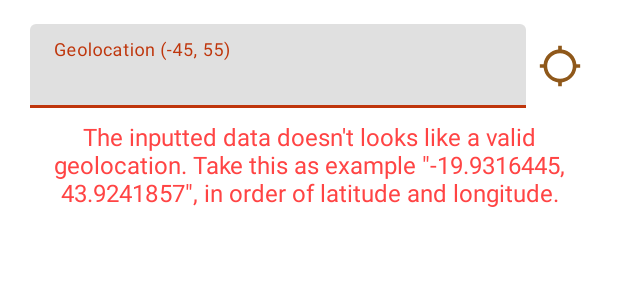
After one commit to eliasmeireles/android-geolocation-example, an Android app: the layout component_map_options.xml on its own in the app's theme, with its tools: preview values and no code run, on a phone screen of 412 x 824 dp. The commit adds this screen. Shown: the top 300 px of the screen. Run offline under Robolectric (Android 15) with nearby library versions, the phone set to English and light mode, and no system bars.

Commit message:
Adicionado o campo para entrada da localização

```diff
--- a/app/src/main/java/com/challenge/us/geolocation/app/components/GoogleMapComponent.java
+++ b/app/src/main/java/com/challenge/us/geolocation/app/components/GoogleMapComponent.java
@@ -107,6 +107,7 @@ public class GoogleMapComponent extends ConstraintLayout implements OnMapReadyCa
     public void setMyLocationEnabled(boolean enable) {
         googleMap.setMyLocationEnabled(enable);
         View locationButton = ((View) findViewById(Integer.parseInt("1")).getParent()).findViewById(Integer.parseInt("2"));
+        ((View) findViewById(Integer.parseInt("3")).getParent()).findViewById(Integer.parseInt("4")).setVisibility(GONE);
         RelativeLayout.LayoutParams rlp = (RelativeLayout.LayoutParams) locationButton.getLayoutParams();
         rlp.addRule(RelativeLayout.ALIGN_PARENT_TOP, 0);
         rlp.addRule(RelativeLayout.ALIGN_PARENT_TOP, RelativeLayout.TRUE);
--- /dev/null
+++ b/app/src/main/res/drawable/custom_corner_background.xml
@@ -0,0 +1,14 @@
+<?xml version="1.0" encoding="utf-8"?>
+<shape xmlns:android="http://schemas.android.com/apk/res/android"
+    android:shape="rectangle">
+    <solid android:color="@color/white" />
+    <corners
+        android:topLeftRadius="@dimen/default_corner_radius"
+        android:topRightRadius="@dimen/default_corner_radius" />
+
+    <padding
+        android:bottom="@dimen/default_margin_padding"
+        android:left="@dimen/default_margin_padding"
+        android:right="@dimen/default_margin_padding"
+        android:top="@dimen/default_margin_padding" />
+</shape>
--- /dev/null
+++ b/app/src/main/res/drawable/ic_baseline_location_searching_24.xml
@@ -0,0 +1,5 @@
+<vector android:height="24dp" android:tint="#8F581A"
+    android:viewportHeight="24" android:viewportWidth="24"
+    android:width="24dp" xmlns:android="http://schemas.android.com/apk/res/android">
+    <path android:fillColor="@android:color/white" android:pathData="M20.94,11c-0.46,-4.17 -3.77,-7.48 -7.94,-7.94V1h-2v2.06C6.83,3.52 3.52,6.83 3.06,11H1v2h2.06c0.46,4.17 3.77,7.48 7.94,7.94V23h2v-2.06c4.17,-0.46 7.48,-3.77 7.94,-7.94H23v-2h-2.06zM12,19c-3.87,0 -7,-3.13 -7,-7s3.13,-7 7,-7 7,3.13 7,7 -3.13,7 -7,7z"/>
+</vector>
--- a/app/src/main/res/drawable/ic_baseline_my_location_50.xml
+++ /dev/null
@@ -1,5 +0,0 @@
-<vector android:height="50dp" android:tint="#8F581A"
-    android:viewportHeight="24" android:viewportWidth="24"
-    android:width="50dp" xmlns:android="http://schemas.android.com/apk/res/android">
-    <path android:fillColor="@android:color/white" android:pathData="M12,8c-2.21,0 -4,1.79 -4,4s1.79,4 4,4 4,-1.79 4,-4 -1.79,-4 -4,-4zM20.94,11c-0.46,-4.17 -3.77,-7.48 -7.94,-7.94L13,1h-2v2.06C6.83,3.52 3.52,6.83 3.06,11L1,11v2h2.06c0.46,4.17 3.77,7.48 7.94,7.94L11,23h2v-2.06c4.17,-0.46 7.48,-3.77 7.94,-7.94L23,13v-2h-2.06zM12,19c-3.87,0 -7,-3.13 -7,-7s3.13,-7 7,-7 7,3.13 7,7 -3.13,7 -7,7z"/>
-</vector>
--- a/app/src/main/res/layout/activity_home.xml
+++ b/app/src/main/res/layout/activity_home.xml
@@ -14,5 +14,11 @@
         app:layout_constraintStart_toStartOf="parent"
         app:layout_constraintTop_toTopOf="parent" />
 
+    <com.challenge.us.geolocation.app.components.MapOptionsComponent
+        android:layout_width="0dp"
+        android:layout_height="wrap_content"
+        app:layout_constraintBottom_toBottomOf="parent"
+        app:layout_constraintEnd_toEndOf="parent"
+        app:layout_constraintStart_toStartOf="parent" />
 
 </androidx.constraintlayout.widget.ConstraintLayout>
--- /dev/null
+++ b/app/src/main/res/layout/component_map_options.xml
@@ -0,0 +1,55 @@
+<?xml version="1.0" encoding="utf-8"?>
+<androidx.constraintlayout.widget.ConstraintLayout xmlns:android="http://schemas.android.com/apk/res/android"
+
+    xmlns:app="http://schemas.android.com/apk/res-auto"
+    xmlns:tools="http://schemas.android.com/tools"
+    android:layout_width="match_parent"
+    android:layout_height="wrap_content"
+    android:background="@drawable/custom_corner_background">
+
+    <com.google.android.material.textfield.TextInputLayout
+        android:id="@+id/text_input_layout_lng"
+        android:layout_width="0dp"
+        android:layout_height="wrap_content"
+        android:layout_marginStart="@dimen/space_text"
+        app:layout_constraintEnd_toStartOf="@+id/input_action_button"
+        app:layout_constraintStart_toStartOf="parent"
+        app:layout_constraintTop_toTopOf="parent">
+
+        <com.google.android.material.textfield.TextInputEditText
+            android:id="@+id/text_input_lng"
+            android:layout_width="match_parent"
+            android:layout_height="wrap_content"
+            android:hint="@string/input_geolocation_hint"
+            android:inputType="numberDecimal|numberSigned" />
+    </com.google.android.material.textfield.TextInputLayout>
+
+    <ImageView
+        android:id="@+id/input_action_button"
+        android:layout_width="@dimen/home_button_size"
+        android:layout_height="0dp"
+        android:background="?attr/selectableItemBackground"
+        android:clickable="true"
+        android:contentDescription="@string/button_to_search"
+        android:focusable="true"
+        android:padding="@dimen/custom_view_padding"
+        android:src="@drawable/ic_baseline_location_searching_24"
+        app:layout_constraintBottom_toBottomOf="@+id/text_input_layout_lng"
+        app:layout_constraintEnd_toEndOf="parent"
+        app:layout_constraintTop_toTopOf="@+id/text_input_layout_lng" />
+
+    <TextView
+        android:id="@+id/input_alert_error_msg"
+        android:layout_width="0dp"
+        android:layout_height="wrap_content"
+        android:layout_marginTop="@dimen/custom_view_padding"
+        android:gravity="center"
+        android:text="@string/input_geolocation_invalid_data"
+        android:textColor="@android:color/holo_red_light"
+        android:textSize="@dimen/inputs_textSize"
+        android:visibility="gone"
+        app:layout_constraintEnd_toEndOf="parent"
+        app:layout_constraintStart_toStartOf="parent"
+        app:layout_constraintTop_toBottomOf="@id/input_action_button"
+        tools:visibility="visible" />
+</androidx.constraintlayout.widget.ConstraintLayout>
--- a/app/src/main/res/values/colors.xml
+++ b/app/src/main/res/values/colors.xml
@@ -7,4 +7,8 @@
     <color name="white">#FFFFFFFF</color>
 
     <color name="splash_screen_background">#0E0D0D</color>
+
+    <item name="input_hint_color" type="color">#9c9c9c</item>
+    <item name="input_text_color" type="color">#f9683a</item>
+    <item name="spinner_bottom_view" type="color">#727272</item>
 </resources>
--- a/app/src/main/res/values/dimens.xml
+++ b/app/src/main/res/values/dimens.xml
@@ -3,6 +3,13 @@
     <dimen name="splash_text_size">32sp</dimen>
     <dimen name="space_text">4dp</dimen>
     <dimen name="alert_dialogue_icon_size">55dp</dimen>
+    <dimen name="home_button_size">45dp</dimen>
     <dimen name="default_margin_padding">16dp</dimen>
+    <dimen name="custom_view_padding">8dp</dimen>
     <dimen name="text_size_great">18sp</dimen>
+    <dimen name="map_view_bottom_margin">35dp</dimen>
+    <dimen name="default_corner_radius">18dp</dimen>
+    <dimen name="button_corner_radius">5dp</dimen>
+    <dimen name="inputs_textSize">16sp</dimen>
+
 </resources>
--- a/app/src/main/res/values/strings.xml
+++ b/app/src/main/res/values/strings.xml
@@ -5,4 +5,7 @@
     <string name="access_location_title">Access Location</string>
     <string name="device_location_label">You are here</string>
     <string name="device_location_not_available_msg">The location service doesn\'t seem to be available, would you like to check it now?</string>
+    <string name="button_to_search">Button to search a location with the inputed data.</string>
+    <string name="input_geolocation_invalid_data">The inputted data doesn\'t looks like a valid geolocation. Take this as example  \"-19.9316445, 43.9241857\", in order of latitude and longitude.</string>
+    <string name="input_geolocation_hint">Geolocation (-45, 55)</string>
 </resources>
--- a/app/src/main/res/values/styles.xml
+++ b/app/src/main/res/values/styles.xml
@@ -11,4 +11,11 @@
         <item name="android:textSize">@dimen/splash_text_size</item>
         <item name="android:textColor">@color/white</item>
     </style>
+
+    <style name="editTextMaterial" parent="@android:style/Widget.EditText">
+        <item name="android:textColorHint">@color/input_hint_color</item>
+        <item name="android:textColor">@color/input_text_color</item>
+        <item name="android:textSize">@dimen/inputs_textSize</item>
+    </style>
+
 </resources>
--- a/app/src/main/res/values/themes.xml
+++ b/app/src/main/res/values/themes.xml
@@ -19,6 +19,7 @@
         <item name="colorPrimary">@color/primaryColor</item>
         <item name="colorPrimaryVariant">@color/accentColor</item>
         <item name="colorOnPrimary">@color/white</item>
+        <item name="android:editTextStyle">@style/editTextMaterial</item>
         <item name="windowActionBar">false</item>
         <item name="android:windowDisablePreview">true</item>
         <item name="android:statusBarColor">@android:color/transparent</item>
```
Also changed, not shown: app/src/main/java/com/challenge/us/geolocation/app/components/MapOptionsComponent.java (added, +36 -0 lines), app/src/main/res/drawable/button_corner_background.xml (added, +7 -0 lines), app/src/main/res/layout/layout_alert_dialogue_content.xml (deleted, +0 -32 lines), 1 other file.
